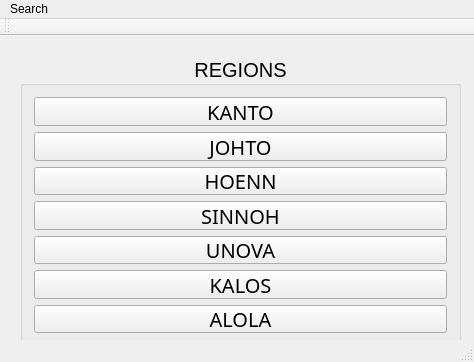
This is NationalDex/mainwindow.ui in brandonTheProgram/QtNationalDex as Qt 5 draws it before an edit. The edited form follows.
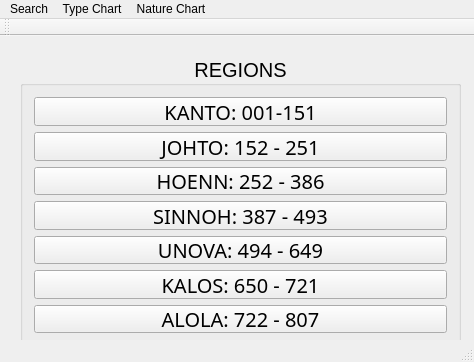
This is the edited form. Icons and pictures are not drawn.

```diff
--- a/NationalDex/mainwindow.ui
+++ b/NationalDex/mainwindow.ui
@@ -50,7 +50,7 @@
         </font>
        </property>
        <property name="text">
-        <string>KANTO</string>
+        <string>KANTO: 001-151</string>
        </property>
       </widget>
      </item>
@@ -63,7 +63,7 @@
         </font>
        </property>
        <property name="text">
-        <string>JOHTO</string>
+        <string>JOHTO: 152 - 251</string>
        </property>
       </widget>
      </item>
@@ -76,7 +76,7 @@
         </font>
        </property>
        <property name="text">
-        <string>HOENN</string>
+        <string>HOENN: 252 - 386</string>
        </property>
       </widget>
      </item>
@@ -89,7 +89,7 @@
         </font>
        </property>
        <property name="text">
-        <string>SINNOH</string>
+        <string>SINNOH: 387 - 493</string>
        </property>
       </widget>
      </item>
@@ -102,7 +102,7 @@
         </font>
        </property>
        <property name="text">
-        <string>UNOVA</string>
+        <string>UNOVA: 494 - 649</string>
        </property>
       </widget>
      </item>
@@ -115,7 +115,7 @@
         </font>
        </property>
        <property name="text">
-        <string>KALOS</string>
+        <string>KALOS: 650 - 721</string>
        </property>
       </widget>
      </item>
@@ -128,7 +128,7 @@
         </font>
        </property>
        <property name="text">
-        <string>ALOLA</string>
+        <string>ALOLA: 722 - 807</string>
        </property>
       </widget>
      </item>
@@ -150,7 +150,21 @@
     </property>
     <addaction name="actionSearch"/>
    </widget>
+   <widget class="QMenu" name="menuType_Chart">
+    <property name="title">
+     <string>Type Chart</string>
+    </property>
+    <addaction name="actionType_Chart"/>
+   </widget>
+   <widget class="QMenu" name="menuNature_Chart">
+    <property name="title">
+     <string>Nature Chart</string>
+    </property>
+    <addaction name="actionNature_Chart"/>
+   </widget>
    <addaction name="menuSearch"/>
+   <addaction name="menuType_Chart"/>
+   <addaction name="menuNature_Chart"/>
   </widget>
   <widget class="QToolBar" name="mainToolBar">
    <attribute name="toolBarArea">
```
Left out of the diff: 10 changed lines with no effect on the pictures.
